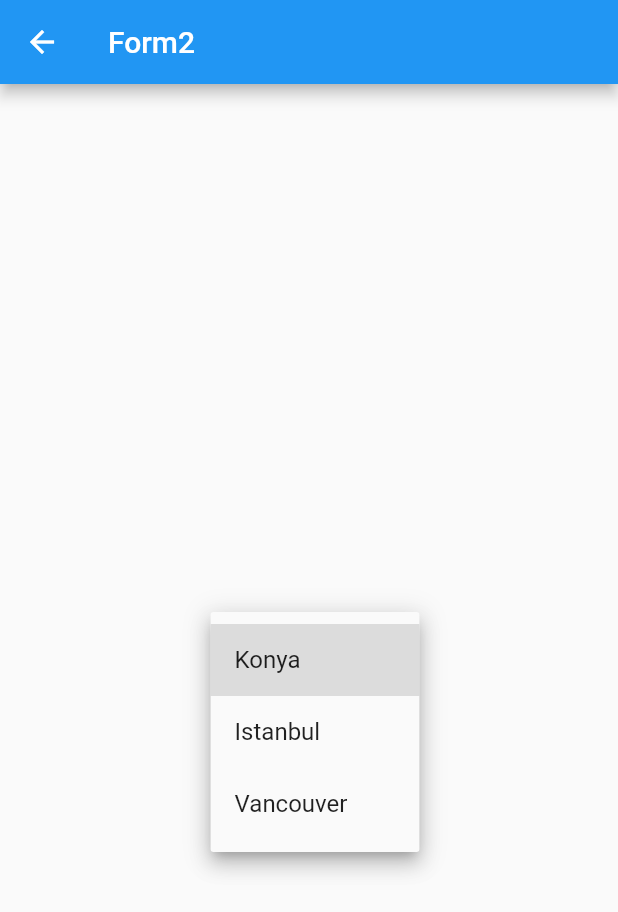
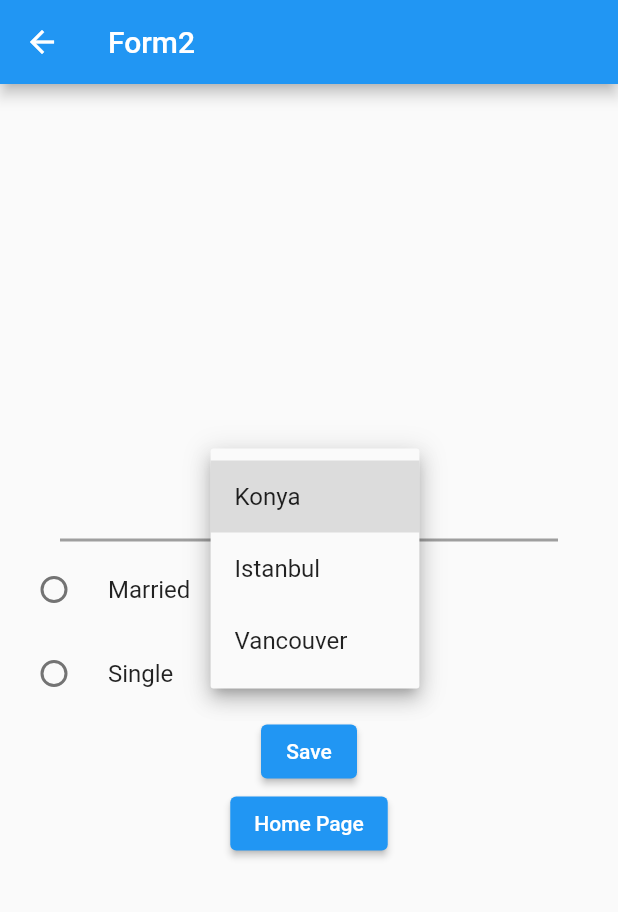
Before and after one commit to muammerakca10/FinalCalismaSQLite, a Flutter app: the Form2 screen opened directly with empty values, after a tap on "Select city", on a phone screen of 412 x 824 dp. Shown: the top 912 px of the screen. Run offline on Flutter 3.47's test engine with Material 2 defaults, Android fonts, the light colour scheme and no system bars.

Commit message:
Finished form2 ui

```diff
--- a/lib/form2.dart
+++ b/lib/form2.dart
@@ -1,6 +1,8 @@
 import 'package:flutter/material.dart';
 import 'package:flutter/src/widgets/container.dart';
 import 'package:flutter/src/widgets/framework.dart';
+
+import 'main.dart';
 
 class Form2 extends StatefulWidget {
   //const Form2({super.key});
@@ -17,6 +19,13 @@ class _Form2State extends State<Form2> {
   String selectedCity = '';
   List<String> cities = ['Konya', 'Istanbul', 'Vancouver'];
 
+  //for Radio Button
+  //if state == 0  --> Married else Single olacak
+  String familyState = "asd";
+  bool isSelected = true;
+  bool isSelected2 = false;
+  int state = 0;
+
   @override
   Widget build(BuildContext context) {
     return Scaffold(
@@ -26,7 +35,7 @@ class _Form2State extends State<Form2> {
           mainAxisAlignment: MainAxisAlignment.center,
           children: [
             DropdownButton(
-              value: selectedCity,
+                value: selectedCity,
                 hint: Text("Select city"),
                 items: cities
                     .map((e) => DropdownMenuItem(
@@ -38,9 +47,50 @@ class _Form2State extends State<Form2> {
                   setState(() {
                     selectedCity = selected.toString();
                     print("Selected city : $selectedCity");
+                  });
+                }),
+            Divider(
+              color: Colors.grey,
+              thickness: 2,
+              height: 10,
+              indent: 40,
+              endIndent: 40,
+            ),
+            RadioListTile(
+              value: 1,
+              groupValue: state,
+              onChanged: (select) {setState(() {
 
-                  });
-                })
+                state = select as int;
+                familyState = "Married";
+                print(select);
+              });
+              },
+              title: Text("Married"),
+              // subtitle: Text("Sub title"),
+              activeColor: Colors.purple,
+              // secondary: Icon(Icons.add),
+            ),
+            RadioListTile(
+              value: 2,
+              groupValue: state,
+              onChanged: (select) {
+                setState(() {
+
+                state = select as int;
+                familyState = "Single";
+                print(select);
+                });
+              },
+              title: Text("Single"),
+              // subtitle: Text("Sub title"),
+              activeColor: Colors.purple,
+              // secondary: Icon(Icons.add),
+            ),
+            ElevatedButton(onPressed: (){}, child: Text("Save")),
+            ElevatedButton(onPressed: (){
+              Navigator.push(context, MaterialPageRoute(builder: (context) => HomePage(),));
+            }, child: Text("Home Page"),)
           ],
         ),
       ),
```
